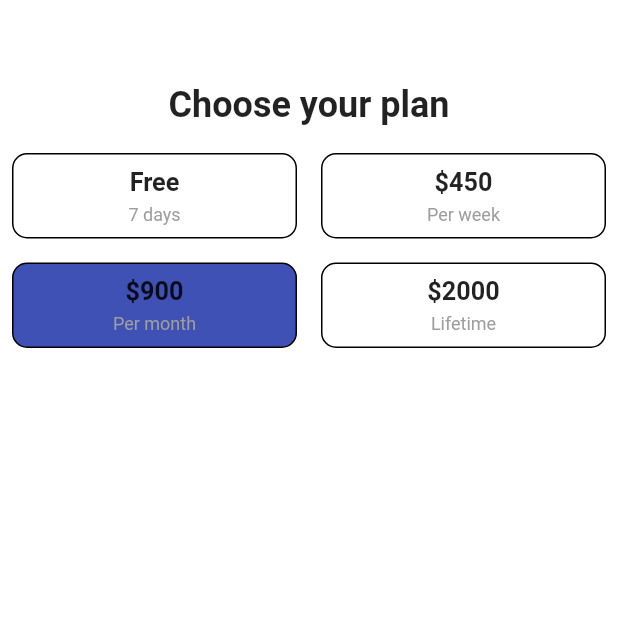
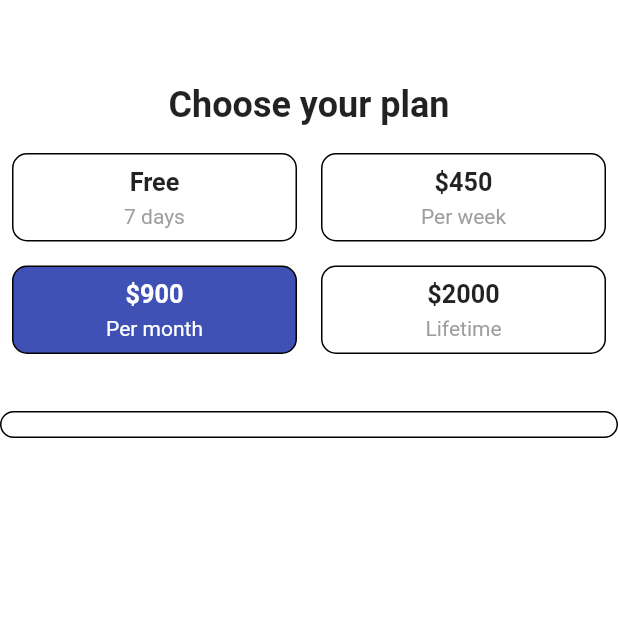
Before and after one commit to eoeefosa/loginScreen, a Flutter app: the CheckoutOnePage screen opened directly, on a phone screen of 412 x 824 dp, the top half of it. Run offline on Flutter 3.47's test engine with Material 2 defaults, Android fonts, the phone set to English and light mode, and no system bars; our stand-ins replace firebase_auth, firebase_core; accounts and stored records are empty.

Commit message:
checkout1 modified

```diff
--- a/lib/checkout1.dart
+++ b/lib/checkout1.dart
@@ -40,7 +40,7 @@ class CheckoutOnePage extends StatelessWidget {
                         const SizedBox(height: 5.0),
                         Text(
                           "7 days",
-                          style: TextStyle(color: Colors.grey, fontSize: 12.0),
+                          style: TextStyle(color: Colors.grey, fontSize: 14.0),
                         ),
                       ],
                     ),
@@ -64,7 +64,7 @@ class CheckoutOnePage extends StatelessWidget {
                         const SizedBox(height: 5.0),
                         Text(
                           "Per week",
-                          style: TextStyle(color: Colors.grey, fontSize: 12.0),
+                          style: TextStyle(color: Colors.grey, fontSize: 14.0),
                         ),
                       ],
                     ),
@@ -87,13 +87,13 @@ class CheckoutOnePage extends StatelessWidget {
                       children: [
                         Text(
                           "\$900",
-                          style: TextStyle(fontWeight: FontWeight.bold),
+                          style: TextStyle(fontWeight: FontWeight.bold, color: Colors.white),
                           textScaleFactor: 1.2,
                         ),
                         const SizedBox(height: 5.0),
                         Text(
                           "Per month",
-                          style: TextStyle(color: Colors.grey, fontSize: 12.0),
+                          style: TextStyle(color: Colors.white, fontSize: 14.0),
                         ),
                       ],
                     ),
@@ -117,7 +117,7 @@ class CheckoutOnePage extends StatelessWidget {
                         const SizedBox(height: 5.0),
                         Text(
                           "Lifetime",
-                          style: TextStyle(color: Colors.grey, fontSize: 12.0),
+                          style: TextStyle(color: Colors.grey, fontSize: 14.0),
                         ),
                       ],
                     ),
@@ -125,6 +125,11 @@ class CheckoutOnePage extends StatelessWidget {
                 ),
               ],
             ),
+            const SizedBox(height: 30.0),
+            Container(
+              decoration: BoxDecoration(border: Border.all(), borderRadius: BorderRadius.circular(10.0)),
+              padding: EdgeInsets.all(8.0),
+            )
           ],
         ),
       ),
```
